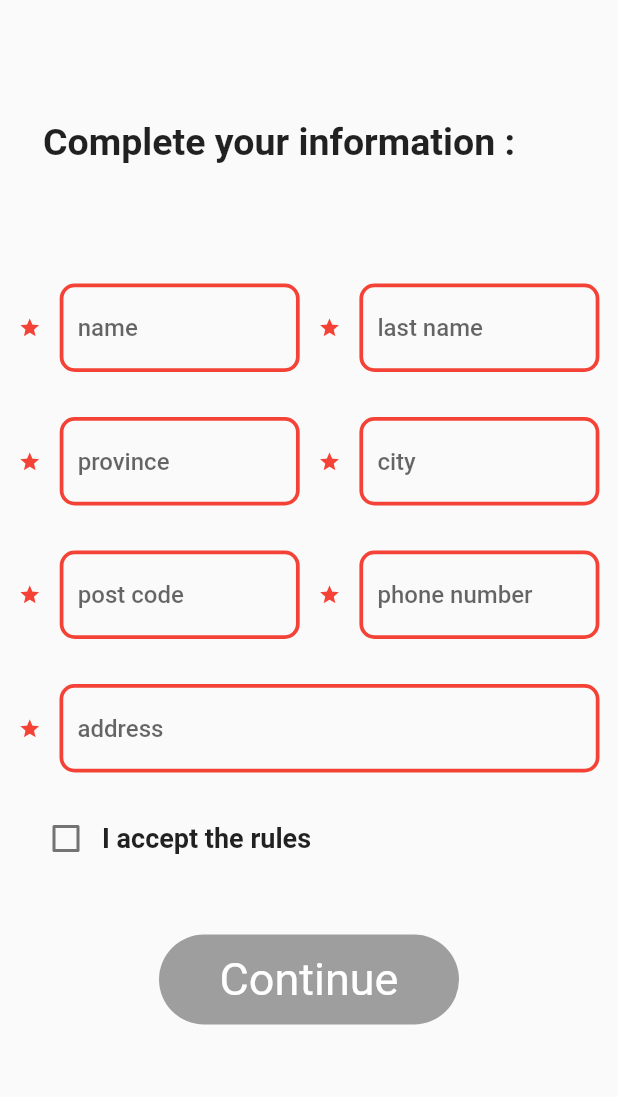
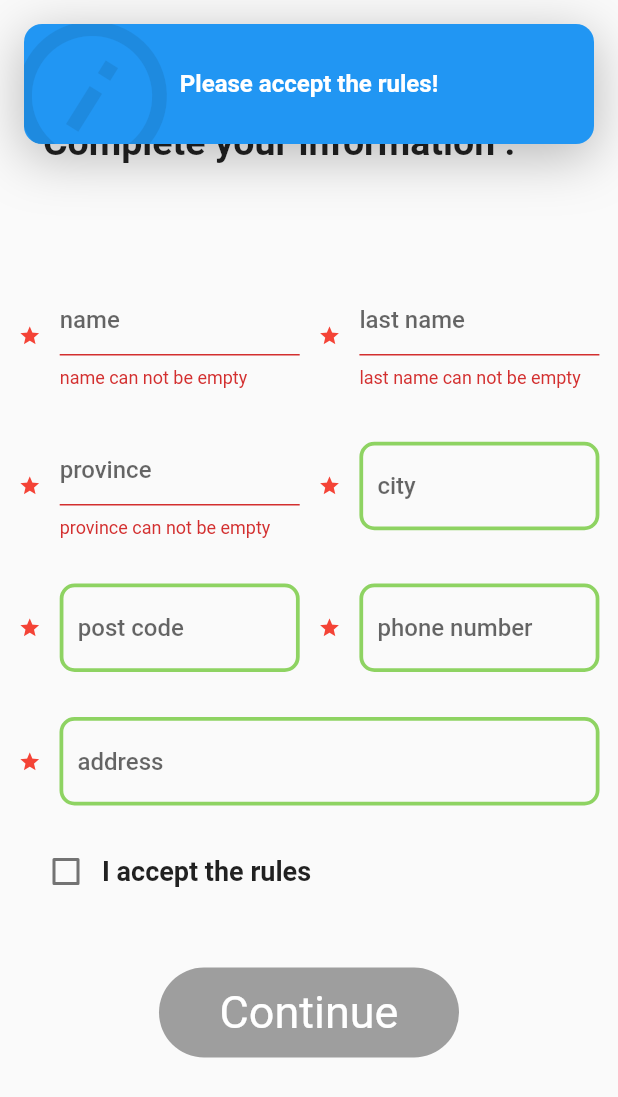
Before and after one commit to Faezeh-dqn/Giahdooni, a Flutter app: the PayingPage screen opened directly, after a tap on "Continue", on a phone screen of 412 x 824 dp. Shown: the top 1097 px of the screen. Run offline on Flutter 3.47's test engine with Material 2 defaults, Android fonts, the light colour scheme and no system bars; drawn by our look-alikes of top_snackbar_flutter; our stand-ins replace cloud_firestore, firebase_auth, firebase_core, firebase_storage, get, get_it and 2 more; accounts and stored records are empty.

Commit message:
added form validation to paying page

```diff
--- a/lib/models/plant.dart
+++ b/lib/models/plant.dart
@@ -1,16 +1,18 @@
+import 'package:flutter/cupertino.dart';
+
 class Plant {
   final String imagePath;
   final String name;
   final int plantPrice;
+  final String about;
+  final String id;
 
-  String about;
-  String id;
   Plant({
-    this.imagePath,
-    this.name,
-    this.plantPrice,
-    this.about,
-    this.id,
+    @required this.imagePath,
+    @required this.name,
+    @required this.plantPrice,
+    @required this.about,
+    @required this.id,
   });
 
   Plant copyWith({
--- a/lib/viewmodels/paying_page_viewmodel.dart
+++ b/lib/viewmodels/paying_page_viewmodel.dart
@@ -1,8 +1,11 @@
 import 'dart:ui';
+import 'package:flutter/cupertino.dart';
 import 'package:giahdooni/models/payingInfo.dart';
 import 'package:stacked/stacked.dart';
 
 class PayingPageViewModel extends BaseViewModel {
+  GlobalKey<FormState> formKey = GlobalKey<FormState>();
+
   bool _isSelected = false;
   String _address = '';
   String _phoneNum = '';
@@ -11,62 +14,28 @@ class PayingPageViewModel extends BaseViewModel {
   String _postCode = '';
   String _city = '';
   String _province = '';
-  Color _color = Color(0xff8ED362);
-  bool _nameController = false;
-  bool _lastNameController = false;
-  bool provinceController = false;
-  bool cityController = false;
-  bool postCodeController = false;
-  bool phoneNumController = false;
-  bool addressController = false;
 
-  checkNullFields() {
-    if (name == '') {
-      _nameController = true;
+  String validateFromField(String value, [String nameOfField]) {
+    if (value.isEmpty) {
+      return '$nameOfField can not be empty';
     } else {
-      print('name is not null');
+      return null;
     }
-    if (lastName == '') {
-      _lastNameController = true;
   }
-    if (city == '') {
-      cityController = true;
+
+  bool isFormFieldValid(String field) {
+    if (validateFromField(field) == null) {
+      return true;
+    } else {
+      return false;
     }
-    if (province == '') {
-      provinceController = true;
   }
-    if (address == '') {
-      addressController = true;
-    }
-    if (postCode == '') {
-      postCodeController = true;
-    }
-    if (phoneNum == '') {
-      phoneNumController = true;
-    }
+
+  submitForm() {
+    formKey.currentState.validate();
+    if (isFormFieldValid(_address) && isFormFieldValid(_phoneNum)) {}
     notifyListeners();
   }
-
-  setColor(Color color) {
-    _color = color;
-    notifyListeners();
-  }
-
-  Color get color => _color;
-
-  setNameController(bool nameController) {
-    _nameController = nameController;
-    notifyListeners();
-  }
-
-  bool get nameController => _nameController;
-
-  setLastNameController(bool lastNameController) {
-    _lastNameController = lastNameController;
-    notifyListeners();
-  }
-
-  bool get lastNameController => _lastNameController;
 
   setCity(String city) {
     _city = city;
@@ -132,6 +101,7 @@ class PayingPageViewModel extends BaseViewModel {
       city: city,
       province: province,
       name: name,
-        lastName: lastName);
+      lastName: lastName,
+    );
   }
 }
--- a/lib/views/pay_page.dart
+++ b/lib/views/pay_page.dart
@@ -16,6 +16,8 @@ class PayingPage extends StatelessWidget {
       builder: (context, model, child) => Scaffold(
         body: Container(
           child: SingleChildScrollView(
+            child: Form(
+              key: model.formKey,
               child: Column(
                 children: [
                   SizedBox(
@@ -25,7 +27,8 @@ class PayingPage extends StatelessWidget {
                     padding: EdgeInsets.only(right: 40),
                     child: Text(
                       'Complete your information :',
-                    style: TextStyle(fontSize: 25, fontWeight: FontWeight.w600),
+                      style:
+                          TextStyle(fontSize: 25, fontWeight: FontWeight.w600),
                     ),
                   ),
                   SizedBox(
@@ -41,24 +44,24 @@ class PayingPage extends StatelessWidget {
                       ),
                       Container(
                         width: 160,
-                      child: TextField(
+                        child: TextFormField(
                           decoration: InputDecoration(
                             enabledBorder: OutlineInputBorder(
                               borderRadius: BorderRadius.circular(10),
                               borderSide: new BorderSide(
                                 width: 2.5,
-                                  color: (model.nameController == false)
-                                      ? Color(0xff8ED362)
-                                      : Colors.red),
+                                color: Color(0xff8ED362),
+                              ),
                             ),
                             hintText: 'name',
-                            hintStyle: TextStyle(fontWeight: FontWeight.w500)),
+                            hintStyle: TextStyle(fontWeight: FontWeight.w500),
+                          ),
+                          validator: (value) {
+                            return model.validateFromField(value, 'name');
+                          },
                           onChanged: (value) {
-                          if (value != '') {
-                            model.setNameController(false);
-                          }
+                            model.formKey.currentState.validate();
                             model.setName(value);
-                          print('value is : $value');
                           },
                         ),
                       ),
@@ -69,22 +72,20 @@ class PayingPage extends StatelessWidget {
                       ),
                       Container(
                         width: 160,
-                      child: TextField(
+                        child: TextFormField(
                           decoration: InputDecoration(
                             enabledBorder: OutlineInputBorder(
                               borderRadius: BorderRadius.circular(10),
                               borderSide: new BorderSide(
-                                  width: 2.5,
-                                  color: (model.lastNameController == false)
-                                      ? Color(0xff8ED362)
-                                      : Colors.red),
+                                  width: 2.5, color: Color(0xff8ED362)),
                             ),
                             hintText: 'last name',
-                            hintStyle: TextStyle(fontWeight: FontWeight.w500)),
+                            hintStyle: TextStyle(fontWeight: FontWeight.w500),
+                          ),
+                          validator: (value) {
+                            return model.validateFromField(value, 'last name');
+                          },
                           onChanged: (value) {
-                          if (value != '') {
-                            model.setLastNameController(false);
-                          }
                             model.setlastName(value);
                           },
                         ),
@@ -104,18 +105,19 @@ class PayingPage extends StatelessWidget {
                       ),
                       Container(
                         width: 160,
-                      child: TextField(
+                        child: TextFormField(
                           decoration: InputDecoration(
                             enabledBorder: OutlineInputBorder(
                               borderRadius: BorderRadius.circular(10),
                               borderSide: new BorderSide(
-                                  width: 2.5,
-                                  color: (model.provinceController == false)
-                                      ? Color(0xff8ED362)
-                                      : Colors.red),
+                                  width: 2.5, color: Color(0xff8ED362)),
                             ),
                             hintText: 'province',
-                            hintStyle: TextStyle(fontWeight: FontWeight.w500)),
+                            hintStyle: TextStyle(fontWeight: FontWeight.w500),
+                          ),
+                          validator: (value) {
+                            return model.validateFromField(value, 'province');
+                          },
                           onChanged: (value) {
                             model.setProvince(value);
                             print(model.province);
@@ -135,13 +137,12 @@ class PayingPage extends StatelessWidget {
                                 borderRadius: BorderRadius.circular(10),
                                 borderSide: new BorderSide(
                                   width: 2.5,
-                                color: (model.cityController == false)
-                                    ? Color(0xff8ED362)
-                                    : Colors.red,
+                                  color: Color(0xff8ED362),
                                 ),
                               ),
                               hintText: 'city',
-                            hintStyle: TextStyle(fontWeight: FontWeight.w500)),
+                              hintStyle:
+                                  TextStyle(fontWeight: FontWeight.w500)),
                           onChanged: (value) {
                             model.setCity(value);
                             print(model.city);
@@ -168,13 +169,11 @@ class PayingPage extends StatelessWidget {
                               enabledBorder: OutlineInputBorder(
                                 borderRadius: BorderRadius.circular(10),
                                 borderSide: new BorderSide(
-                                  width: 2.5,
-                                  color: (model.postCodeController == false)
-                                      ? Color(0xff8ED362)
-                                      : Colors.red),
+                                    width: 2.5, color: Color(0xff8ED362)),
                               ),
                               hintText: 'post code',
-                            hintStyle: TextStyle(fontWeight: FontWeight.w500)),
+                              hintStyle:
+                                  TextStyle(fontWeight: FontWeight.w500)),
                           onChanged: (value) {
                             model.setPostCode(value);
                           },
@@ -192,13 +191,11 @@ class PayingPage extends StatelessWidget {
                               enabledBorder: OutlineInputBorder(
                                 borderRadius: BorderRadius.circular(10),
                                 borderSide: new BorderSide(
-                                  width: 2.5,
-                                  color: (model.phoneNumController == false)
-                                      ? Color(0xff8ED362)
-                                      : Colors.red),
+                                    width: 2.5, color: Color(0xff8ED362)),
                               ),
                               hintText: 'phone number',
-                            hintStyle: TextStyle(fontWeight: FontWeight.w500)),
+                              hintStyle:
+                                  TextStyle(fontWeight: FontWeight.w500)),
                           onChanged: (value) {
                             model.setPhoneNum(value);
                           },
@@ -224,13 +221,11 @@ class PayingPage extends StatelessWidget {
                               enabledBorder: OutlineInputBorder(
                                 borderRadius: BorderRadius.circular(10),
                                 borderSide: new BorderSide(
-                                  width: 2.5,
-                                  color: (model.addressController == false)
-                                      ? Color(0xff8ED362)
-                                      : Colors.red),
+                                    width: 2.5, color: Color(0xff8ED362)),
                               ),
                               hintText: 'address',
-                            hintStyle: TextStyle(fontWeight: FontWeight.w500)),
+                              hintStyle:
+                                  TextStyle(fontWeight: FontWeight.w500)),
                           onChanged: (value) {
                             model.setAddress(value);
                           },
@@ -253,8 +248,8 @@ class PayingPage extends StatelessWidget {
                           }),
                       Text(
                         'I accept the rules',
-                      style:
-                          TextStyle(fontSize: 18, fontWeight: FontWeight.w600),
+                        style: TextStyle(
+                            fontSize: 18, fontWeight: FontWeight.w600),
                       ),
                     ],
                   ),
@@ -270,8 +265,8 @@ class PayingPage extends StatelessWidget {
                         borderRadius: BorderRadius.circular(30),
                       ),
                       onPressed: () async {
-                      await model.checkNullFields();
-                      await (model.isSelected)
+                        await model.submitForm();
+                        (model.isSelected)
                             ? print('okay')
                             : showTopSnackBar(
                                 context,
@@ -297,6 +292,7 @@ class PayingPage extends StatelessWidget {
             ),
           ),
         ),
+      ),
     );
   }
 }
```
Lines whose indentation alone changed are shown as unchanged.
